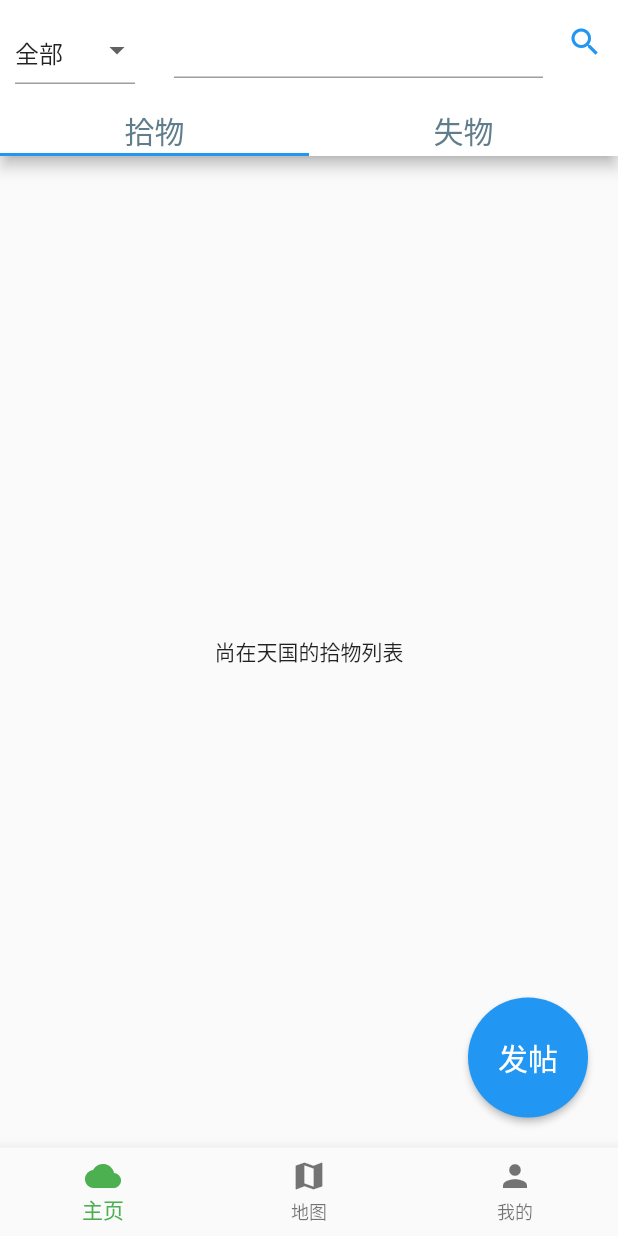
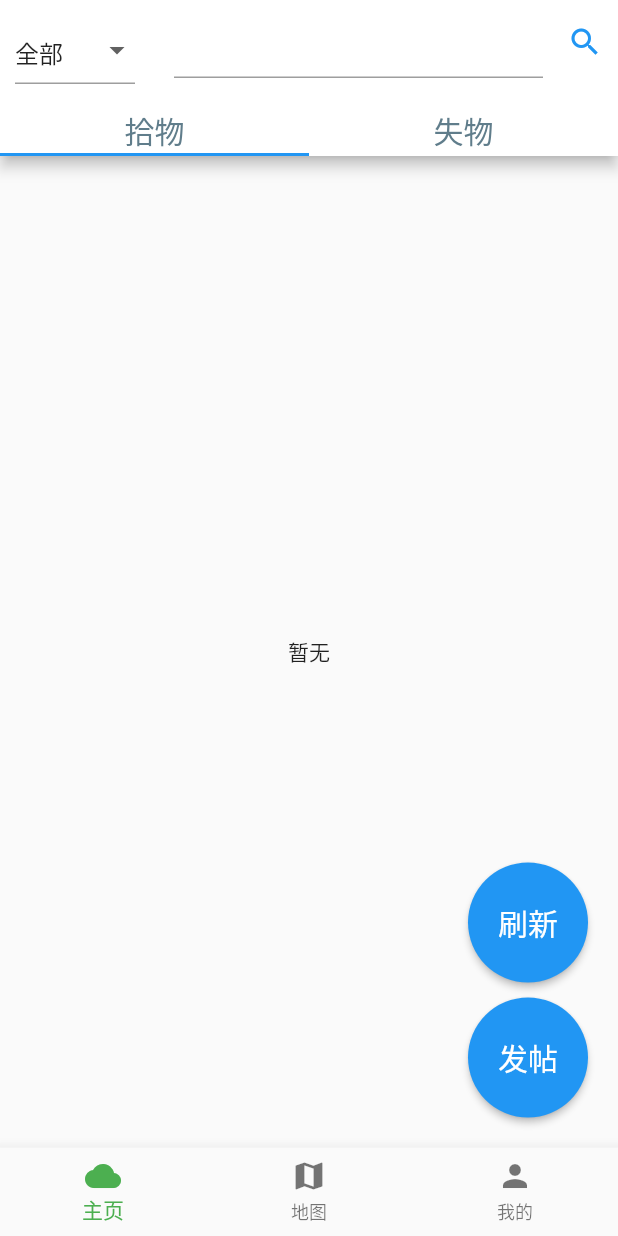
Before and after one commit to cybersupersoap/LostAndFound_twtfly, a Flutter app: the screen it shows after launch, on a phone screen of 412 x 824 dp. Run offline on Flutter 3.47's test engine with Material 2 defaults, Android fonts, the phone set to English and light mode, and no system bars; our stand-ins replace fluro, permission_handler; missing offline and left inert: amap_flutter_base, amap_flutter_location, amap_flutter_map.

Commit message:
提交测试2

```diff
--- a/lib/Config.dart
+++ b/lib/Config.dart
@@ -20,6 +20,13 @@ class Config{
   static String nowItem='全部';
   //当前选择校区
   static String campus='北洋园';
+
+  static Map<String, AssetImage> imageMap= {
+    '钥匙':AssetImage('assets/key.png'),
+    '卡片':AssetImage('assets/card.png'),
+    '手机':AssetImage('assets/phone.png'),
+    '电脑':AssetImage('assets/computer.png')
+  };
 
   static const AMapApiKey amapApiKeys = AMapApiKey(
       androidKey: 'd59a37e55dc0a42ee59e4302d92c65b9',
@@ -47,4 +54,5 @@ class Config{
   }
 
 
+
 }
--- a/lib/LostandFoundMenu.dart
+++ b/lib/LostandFoundMenu.dart
@@ -1,6 +1,8 @@
 import 'package:flutter/material.dart';
 import 'NewWidgets/DropDownMenu.dart';
 import 'RouterManager.dart';
+
+import 'TestFile.dart';
 
 class LostandFoundMenu extends StatefulWidget{
   @override
@@ -77,8 +79,17 @@ class _LostandFoundMenuState extends State<LostandFoundMenu> with SingleTickerPr
                           controller: _tabController,
                           children: <Widget>[
                             Container(
-                              alignment: Alignment.center,
-                              child: Text('尚在天国的拾物列表'),
+                              child: TestFile.postlist.length==0? Center(child: Text('暂无'),):
+                              ListView.separated(
+                                key: UniqueKey(),
+                                itemBuilder: (BuildContext context, int index) {
+                                  return TestFile.postlist[index];
+                                },
+                                separatorBuilder: (BuildContext context, int index) {
+                                  return Divider(height: 1,color: Colors.grey,);
+                                },
+                                itemCount: TestFile.postlist.length,
+                              ),
                             ),
                             Container(
                               alignment: Alignment.center,
@@ -105,8 +116,26 @@ class _LostandFoundMenuState extends State<LostandFoundMenu> with SingleTickerPr
                           minimumSize: MaterialStateProperty.all(Size(80, 80)),//设置按钮大小
                         ),
                       ),
+                    ),
+
+                    ///这是刷新按钮
+                    Positioned(
+                      bottom: 110,
+                      right: 20,
+                      child: ElevatedButton(
+                        onPressed: (){setState(() {});},
+                        child:Text(
+                          '刷新',
+                          style: TextStyle(
+                            fontSize: 20,
+                          ),
+                        ),
+                        style: ButtonStyle(
+                          shape: MaterialStateProperty.all(CircleBorder()),
+                          minimumSize: MaterialStateProperty.all(Size(80, 80)),//设置按钮大小
+                        ),
+                      ),
                     )
-
                   ]
               ),
             ),
--- a/lib/MapPage.dart
+++ b/lib/MapPage.dart
@@ -73,6 +73,7 @@ class _MapPageState extends State<MapPage>{
         if (_locationResult != null) {
           double longitude = double.tryParse(_locationResult['longitude'].toString())!;
           double latitude = double.tryParse(_locationResult['latitude'].toString())!;
+          print(_locationResult);
           changeCameraPosition(LatLng(latitude, longitude));
         }
       });
@@ -81,6 +82,7 @@ class _MapPageState extends State<MapPage>{
 
   @override
   Widget build(BuildContext context) {
+
     map = AMapWidget(
       apiKey: Config.amapApiKeys,
       privacyStatement: Config.amapPrivacyStatement,
--- a/lib/Models/Post.dart
+++ b/lib/Models/Post.dart
@@ -1 +1,36 @@
 import 'package:flutter/material.dart';
+
+class Post{
+    String? headline;
+    String? content;
+    double? latitude;
+    double? longtitude;
+    DateTime? posttime;
+    DateTime? LFtime;
+    String? LFtype;
+    num? postID;
+    String? itemKind;
+    String? campus;
+    Post.fromJson(Map<String,dynamic> json)
+        : this.headline=json['headline'],
+          this.content=json['content'],
+          this.latitude=json['latitude'],
+          this.longtitude=json['longtitude'],
+          this.posttime=json['posttime'],
+          this.LFtime=json['LFtime'],
+          this.LFtype=json['LFtype'],
+          this.postID=json['postID'],
+          this.itemKind=json['itemKind'],
+          this.campus=json['campus'];
+    Post.fromTest({headline,content,latitude,longtitude,posttime,LFtime,LFtype,postID,itemKind,campus})
+        : this.headline=headline,
+          this.content=content,
+          this.latitude=latitude,
+          this.longtitude=longtitude,
+          this.posttime=posttime,
+          this.LFtime=LFtime,
+          this.LFtype=LFtype,
+          this.postID=postID,
+          this.itemKind=itemKind,
+          this.campus=campus;
+}
--- a/lib/Models/Tag.dart
+++ b/lib/Models/Tag.dart
@@ -0,0 +1 @@
+import '';
--- a/lib/NewWidgets/AmapLocation.dart
+++ b/lib/NewWidgets/AmapLocation.dart
@@ -44,7 +44,6 @@ class AmapLocation{
       locationOption.onceLocation = true;
 
       ///是否需要返回逆地理信息
-      locationOption.needAddress = true;//
       locationOption.desiredLocationAccuracyAuthorizationMode =
           AMapLocationAccuracyAuthorizationMode.FullAndReduceAccuracy;
 
--- a/lib/PostPage.dart
+++ b/lib/PostPage.dart
@@ -0,0 +1 @@
+import 'package:flutter/material.dart';
--- a/lib/TestFile.dart
+++ b/lib/TestFile.dart
@@ -0,0 +1,11 @@
+import 'package:flutter/material.dart';
+import 'Models/Post.dart';
+import 'NewWidgets/PostContainer.dart';
+
+class TestFile{
+  static List<PostContainer> postlist=[];
+  static void add(Post post){
+    postlist.add(PostContainer(post: post));
+  }
+
+}
--- a/pubspec.yaml
+++ b/pubspec.yaml
@@ -52,8 +52,6 @@ dev_dependencies:
   flutter_easyloading: ^3.0.5
   amap_flutter_location: ^3.0.0
   fluro: ^2.0.3
-  wechat_assets_picker: ^8.3.1
-  photo_manager: ^2.5.2
 
 # For information on the generic Dart part of this file, see the
 # following page: https://dart.dev/tools/pub/pubspec
```
Also changed, not shown: lib/CreatePostPage.dart (+17 -8 lines), lib/NewWidgets/PostContainer.dart (+38 -0 lines), pubspec.lock, 1 other file.
